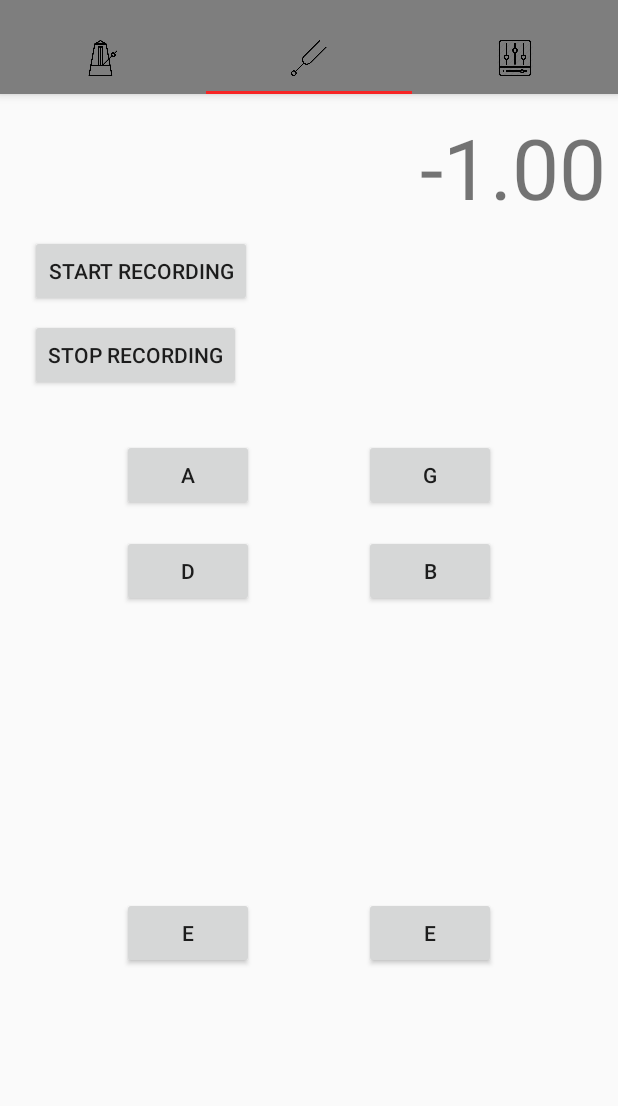
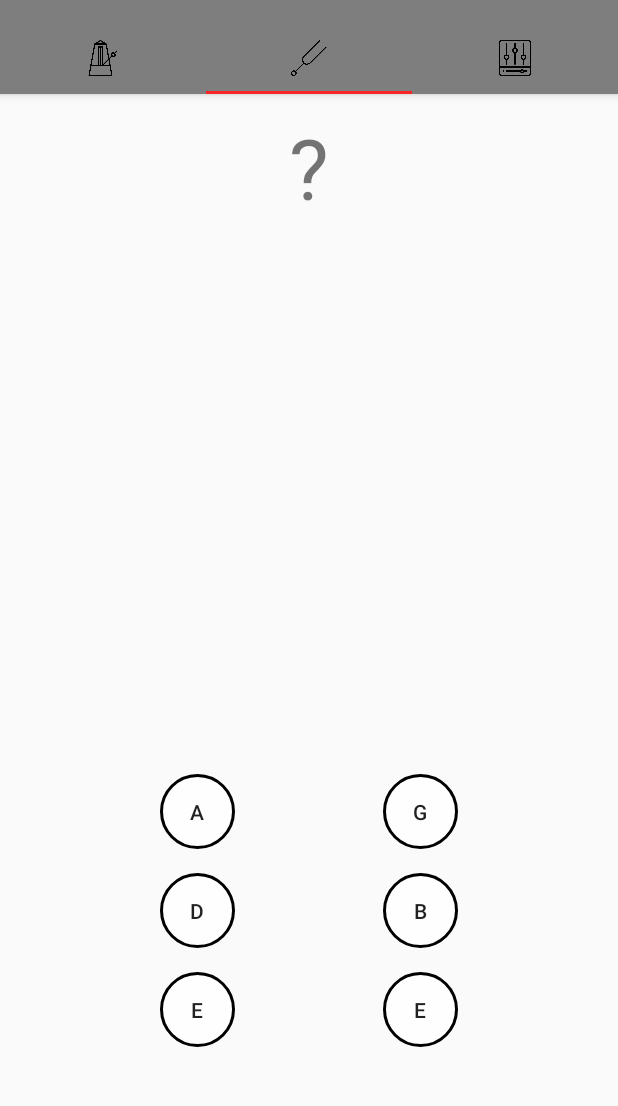
Before and after one commit to Llado22/TimmyTuner, an Android app: the screen it shows after launch (TimmyTunerActivity), tab 2 chosen, on a phone screen of 412 x 824 dp, the part 74-1180 px from its top. Run offline under Robolectric (Android 15) with nearby library versions, the phone set to English and light mode, and no system bars; pictures from the network do not load.

Commit message:
v5 - Generar nota

```diff
--- a/app/src/main/java/tuners/timmy/timmytuner/MetroFragment.java
+++ b/app/src/main/java/tuners/timmy/timmytuner/MetroFragment.java
@@ -224,6 +224,6 @@ public class MetroFragment extends Fragment implements View.OnClickListener {
         super.onStop();
         mSoundPool.release();
         play_img.setImageResource(R.drawable.play_button);
-        Log.e("ERROR", "Crida al onStop()");
+        Log.e("ACTION", "Crida al onStop() metro");
     }
 }
--- a/app/src/main/java/tuners/timmy/timmytuner/TunerFragment.java
+++ b/app/src/main/java/tuners/timmy/timmytuner/TunerFragment.java
@@ -1,6 +1,9 @@
 package tuners.timmy.timmytuner;
 
+import android.media.AudioAttributes;
 import android.media.AudioRecord;
+import android.media.MediaPlayer;
+import android.os.Build;
 import android.os.Bundle;
 import android.support.v4.app.Fragment;
 import android.util.Log;
@@ -9,36 +12,45 @@ import android.view.View;
 import android.view.ViewGroup;
 import android.widget.Button;
 import android.widget.TextView;
-import android.widget.Toast;
 import android.media.AudioManager;
 import android.media.SoundPool;
+import android.widget.Toast;
 
-import be.tarsos.dsp.pitch.PitchDetectionHandler;
-import be.tarsos.dsp.pitch.PitchDetectionResult;
-import be.tarsos.dsp.pitch.PitchProcessor;
-import be.tarsos.dsp.AudioDispatcher;
 
-public class TunerFragment extends Fragment {
+public class TunerFragment extends Fragment implements View.OnClickListener {
 
-    public SoundPool sp;
+    private String sNote;
     boolean ContinueRecording = true;
     private AudioRecord ar = null;
     private Button btn_record;
     public TextView note;
-    private Button btn_stop;
     private int bufferSize;
-    private int SAMPLE_RATE = 16000;
+    private int SAMPLE_RATE = 4000;
     private String LOG_TAG = "Tuner";
+    private String nota;
+    //buttons
+    private Button btn_1;
+    private Button btn_2;
+    private Button btn_3;
+    private Button btn_4;
+    private Button btn_5;
+    private Button btn_6;
+    //soundpool
+    private int idSound;
+    public SoundPool sp;
+    private MediaPlayer mp;
+
 
     RecordingThread recordingThread = new RecordingThread(new RecordingThread.Listener() {
         @Override
-        public void onAudioDataReceived(float max) {
-            final String amp = String.format("%.2f", max);
+        public void onAudioDataReceived(final float pitch) {
+            final String sPitch = String.format("%.2f", pitch);
             try {
                 getActivity().runOnUiThread(new Runnable() {
                     @Override
                     public void run() {
-                        note.setText(amp);
+                        note.setText(sPitch);
+                        processPitch(pitch);
                     }
                 });
             } catch (Exception e) {
@@ -47,25 +59,19 @@ public class TunerFragment extends Fragment {
         }
     });
 
-    private Button btn_a;
-    private Button btn_g;
-    private Button btn_d;
-    private Button btn_b;
-    private Button btn_e6;
-    private Button btn_e1;
-    int sonido_de_rep;
+
 
     @Override
     public void onStart() {
         super.onStart();
-        Log.e("ERROR", "Crida al onStart()");
+        Log.e("ACTION", "Crida al onStart() tuner");
     }
 
     // Fer que quan s'executa el onStop() s'apagui el micro!!!!!
     @Override
     public void onStop() {
         super.onStop();
-        Log.e("ERROR", "Crida al onStop()");
+        Log.e("ACTION", "Crida al onStop() tuner");
     }
 
     @Override
@@ -75,124 +81,113 @@ public class TunerFragment extends Fragment {
         View view = inflater.inflate(R.layout.fragment_tuner, container, false);
 
         note = view.findViewById(R.id.textView);
-        btn_record = view.findViewById(R.id.button);
-        btn_stop = view.findViewById(R.id.button2);
-        btn_a = view.findViewById(R.id.btn_a);
-        btn_g = view.findViewById(R.id.btn_g);
-        btn_d = view.findViewById(R.id.btn_d);
-        btn_b = view.findViewById(R.id.btn_b);
-        btn_e6 = view.findViewById(R.id.btn_e6);
-        btn_e1 = view.findViewById(R.id.btn_e1);
-
-        btn_a.setOnClickListener(new View.OnClickListener() {
-            @Override
-            public void onClick(View view) {
-                seleccio_a();
-                rep();
-            }
-        });
-
-        btn_g.setOnClickListener(new View.OnClickListener() {
-            @Override
-            public void onClick(View view) {
-                seleccio_g();
-                rep();
-            }
-        });
-
-        btn_d.setOnClickListener(new View.OnClickListener() {
-            @Override
-            public void onClick(View view) {
-                seleccio_d();
-                rep();
-            }
-        });
-
-        btn_b.setOnClickListener(new View.OnClickListener() {
-            @Override
-            public void onClick(View view) {
-                seleccio_b();
-                rep();
-            }
-        });
-
-        btn_e6.setOnClickListener(new View.OnClickListener() {
-            @Override
-            public void onClick(View view) {
-                seleccio_e6();
-                rep();
-            }
-        });
-
-        btn_e1.setOnClickListener(new View.OnClickListener() {
-            @Override
-            public void onClick(View view) {
-                seleccio_e1();
-                rep();
-            }
-        });
-
-        btn_record.setOnClickListener(new View.OnClickListener() {
-            @Override
-            public void onClick(View view) {
-                startRecording();
-            }
-        });
-
-        btn_stop.setOnClickListener(new View.OnClickListener() {
-            @Override
-            public void onClick(View view) {
-                stopRecording();
-            }
-        });
-
-        sp = new SoundPool(1, AudioManager.STREAM_MUSIC,1);
+        btn_1 = view.findViewById(R.id.btn_1);
+        btn_2 = view.findViewById(R.id.btn_2);
+        btn_3 = view.findViewById(R.id.btn_3);
+        btn_4 = view.findViewById(R.id.btn_4);
+        btn_5 = view.findViewById(R.id.btn_5);
+        btn_6 = view.findViewById(R.id.btn_6);
+        btn_1.setOnClickListener(this);
+        btn_2.setOnClickListener(this);
+        btn_3.setOnClickListener(this);
+        btn_4.setOnClickListener(this);
+        btn_5.setOnClickListener(this);
+        btn_6.setOnClickListener(this);
 
         return view;
     }
 
 
-    public void seleccio_a(){
-        String nota = btn_a.getText().toString();
-        if (nota.equals("A")) {
-            sonido_de_rep = sp.load(getActivity(), R.raw.la, 1);
+
+
+    @Override
+    public void onClick(View view) {
+
+        switch (view.getId()){
+            case R.id.btn_1:
+                nota = btn_1.getText().toString().toLowerCase();
+                break;
+
+            case R.id.btn_2:
+                nota = btn_2.getText().toString().toLowerCase();
+                break;
+
+            case R.id.btn_3:
+                nota = btn_3.getText().toString().toLowerCase();
+                break;
+
+            case R.id.btn_4:
+                nota = btn_4.getText().toString().toLowerCase();
+                break;
+
+            case R.id.btn_5:
+                nota = btn_5.getText().toString().toLowerCase();
+                break;
+
+            case R.id.btn_6:
+                nota = btn_6.getText().toString().toLowerCase();
+                break;
+
         }
+
+        try {
+            int id = this.getResources().getIdentifier(nota,"raw",getActivity().getPackageName());
+            if(id!=0){
+                mp = MediaPlayer.create(getActivity(), id);
+                mp.start();
+            } else{
+                Toast.makeText(getActivity(), nota + ": ID=" + String.valueOf(id) + " error",Toast.LENGTH_SHORT).show();
+            }
+            mp.setOnCompletionListener(new MediaPlayer.OnCompletionListener() {
+                public void onCompletion(MediaPlayer mp) {
+                    mp.release();
+                }
+            });
+        } catch (Exception e) {
+            Log.e("ERROR", "Error en media player");
+        }
+
     }
-    public void seleccio_g(){
-        String nota = btn_g.getText().toString();
-        if (nota.equals("G")){
-            sonido_de_rep=sp.load(getActivity(),R.raw.sol,1);
+
+    //conversió pitch a nota
+    public void processPitch(float pitchInHz) {
+
+
+        if(pitchInHz >= 110 && pitchInHz < 123.47) {
+            sNote = "A";
         }
-    }
-    public void seleccio_d(){
-        String nota = btn_d.getText().toString();
-        if (nota.equals("D")){
-            sonido_de_rep=sp.load(getActivity(),R.raw.re,1);
+        else if(pitchInHz >= 123.47 && pitchInHz < 130.81) {
+            sNote = "B";
         }
-    }
-    public void seleccio_b(){
-        String nota = btn_b.getText().toString();
-        if (nota.equals("B")) {
-            sonido_de_rep = sp.load(getActivity(), R.raw.si, 1);
+        else if(pitchInHz >= 130.81 && pitchInHz < 146.83) {
+            sNote = "C";
         }
-    }
-    public void seleccio_e6(){
-        String nota = btn_e6.getText().toString();
-        if (nota.equals("E")){
-            sonido_de_rep=sp.load(getActivity(),R.raw.mi,1);
+        else if(pitchInHz >= 146.83 && pitchInHz < 164.81) {
+            sNote = "D";
         }
-    }
-    public void seleccio_e1(){
-        String nota = btn_e1.getText().toString();
-        if (nota.equals("E")){
-            sonido_de_rep=sp.load(getActivity(),R.raw.la,1);
+        else if(pitchInHz >= 164.81 && pitchInHz <= 174.61) {
+            sNote = "E";
         }
+        else if(pitchInHz >= 174.61 && pitchInHz < 185) {
+            sNote = "F";
+        }
+        else if(pitchInHz >= 185 && pitchInHz < 196) {
+            sNote = "G";
+        } else {
+            sNote = "?";
+        }
+        try {
+            //Toast.makeText(getActivity(), sNote ,Toast.LENGTH_SHORT).show();
+            note.setText(sNote);
+        } catch (Exception e) {
+            Log.e("Error","Error en setText");
+        }
+
     }
 
     public void rep(){
-        sp.play(sonido_de_rep,1,1,1,0,0);
+        sp.play(idSound,1,1,1,0,0);
     }
-
 
     public void startRecording() {
         if (!recordingThread.recording()) {
--- a/app/src/main/res/layout/fragment_tuner.xml
+++ b/app/src/main/res/layout/fragment_tuner.xml
@@ -7,11 +7,9 @@
     android:layout_height="match_parent"
     tools:context=".TunerFragment">
 
-    <!-- TODO: Update blank fragment layout -->
-
     <TextView
         android:id="@+id/textView"
-        android:layout_width="0dp"
+        android:layout_width="wrap_content"
         android:layout_height="wrap_content"
         android:layout_marginStart="8dp"
         android:layout_marginLeft="8dp"
@@ -27,107 +25,96 @@
 
 
     <Button
-        android:id="@+id/button"
-        android:layout_width="wrap_content"
-        android:layout_height="wrap_content"
-        android:layout_marginStart="20dp"
-        android:layout_marginLeft="20dp"
-        android:layout_marginTop="8dp"
-        android:text="Start Recording"
+        android:id="@+id/btn_4"
+        android:layout_width="50dp"
+        android:layout_height="50dp"
+        android:layout_marginStart="8dp"
+        android:layout_marginLeft="8dp"
+        android:layout_marginTop="13dp"
+        android:background="@drawable/circ_btn"
+        android:text="A"
+        app:layout_constraintEnd_toStartOf="@+id/btn_3"
         app:layout_constraintStart_toStartOf="parent"
-        app:layout_constraintTop_toBottomOf="@+id/textView" />
+        app:layout_constraintTop_toBottomOf="@+id/view" />
 
     <Button
-        android:id="@+id/button2"
-        android:layout_width="wrap_content"
-        android:layout_height="wrap_content"
-        android:layout_marginStart="20dp"
-        android:layout_marginLeft="20dp"
-        android:layout_marginTop="8dp"
-        android:text="Stop Recording"
-        app:layout_constraintStart_toStartOf="parent"
-        app:layout_constraintTop_toBottomOf="@+id/button" />
-
-    <Button
-        android:id="@+id/btn_a"
-        android:layout_width="wrap_content"
-        android:layout_height="wrap_content"
-        android:layout_marginStart="8dp"
-        android:layout_marginLeft="8dp"
-        android:layout_marginTop="32dp"
-        android:text="A"
-        app:layout_constraintEnd_toStartOf="@+id/btn_g"
-        app:layout_constraintStart_toStartOf="parent"
-        app:layout_constraintTop_toBottomOf="@+id/button2" />
-
-    <Button
-        android:id="@+id/btn_g"
-        android:layout_width="wrap_content"
-        android:layout_height="wrap_content"
-        android:layout_marginTop="32dp"
+        android:id="@+id/btn_3"
+        android:layout_width="50dp"
+        android:layout_height="50dp"
         android:layout_marginEnd="8dp"
         android:layout_marginRight="8dp"
+        android:background="@drawable/circ_btn"
         android:text="G"
+        app:layout_constraintBaseline_toBaselineOf="@+id/btn_4"
         app:layout_constraintEnd_toEndOf="parent"
         app:layout_constraintHorizontal_bias="0.5"
-        app:layout_constraintStart_toEndOf="@+id/btn_a"
-        app:layout_constraintTop_toBottomOf="@+id/button2"
+        app:layout_constraintStart_toEndOf="@+id/btn_4"
         tools:ignore="OnClick" />
 
     <Button
-        android:id="@+id/btn_d"
-        android:layout_width="wrap_content"
-        android:layout_height="wrap_content"
+        android:id="@+id/btn_5"
+        android:background="@drawable/circ_btn"
+        android:layout_width="50dp"
+        android:layout_height="50dp"
         android:layout_marginStart="8dp"
         android:layout_marginLeft="8dp"
         android:layout_marginTop="16dp"
         android:text="D"
-        app:layout_constraintEnd_toStartOf="@+id/btn_b"
+        app:layout_constraintEnd_toStartOf="@+id/btn_2"
         app:layout_constraintHorizontal_bias="0.5"
         app:layout_constraintStart_toStartOf="parent"
-        app:layout_constraintTop_toBottomOf="@+id/btn_a" />
+        app:layout_constraintTop_toBottomOf="@+id/btn_4" />
 
     <Button
-        android:id="@+id/btn_e6"
-        android:layout_width="wrap_content"
-        android:layout_height="wrap_content"
+        android:id="@+id/btn_6"
+        android:layout_width="50dp"
+        android:layout_height="50dp"
+        android:background="@drawable/circ_btn"
         android:layout_marginStart="8dp"
         android:layout_marginLeft="8dp"
         android:layout_marginTop="16dp"
-        android:layout_marginBottom="8dp"
         android:text="E"
-        app:layout_constraintBottom_toBottomOf="parent"
-        app:layout_constraintEnd_toStartOf="@+id/btn_e1"
+        app:layout_constraintEnd_toStartOf="@+id/btn_1"
         app:layout_constraintHorizontal_bias="0.5"
         app:layout_constraintStart_toStartOf="parent"
-        app:layout_constraintTop_toBottomOf="@+id/btn_d" />
+        app:layout_constraintTop_toBottomOf="@+id/btn_5" />
 
     <Button
-        android:id="@+id/btn_b"
-        android:layout_width="wrap_content"
-        android:layout_height="wrap_content"
+        android:id="@+id/btn_2"
+        android:layout_width="50dp"
+        android:layout_height="50dp"
+        android:layout_marginEnd="8dp"
+
+        android:layout_marginRight="8dp"
+        android:background="@drawable/circ_btn"
+        android:text="B"
+        app:layout_constraintBaseline_toBaselineOf="@+id/btn_5"
+        app:layout_constraintEnd_toEndOf="parent"
+        app:layout_constraintHorizontal_bias="0.5"
+        app:layout_constraintStart_toEndOf="@+id/btn_5" />
+
+    <Button
+        android:id="@+id/btn_1"
+        android:layout_width="50dp"
+        android:layout_height="50dp"
+        android:background="@drawable/circ_btn"
         android:layout_marginTop="16dp"
         android:layout_marginEnd="8dp"
         android:layout_marginRight="8dp"
-        android:text="B"
+        android:text="E"
         app:layout_constraintEnd_toEndOf="parent"
         app:layout_constraintHorizontal_bias="0.5"
-        app:layout_constraintStart_toEndOf="@+id/btn_d"
-        app:layout_constraintTop_toBottomOf="@+id/btn_g" />
+        app:layout_constraintStart_toEndOf="@+id/btn_6"
+        app:layout_constraintTop_toBottomOf="@+id/btn_2" />
 
-    <Button
-        android:id="@+id/btn_e1"
+    <View
+        android:id="@+id/view"
         android:layout_width="wrap_content"
-        android:layout_height="wrap_content"
-        android:layout_marginTop="16dp"
-        android:layout_marginEnd="8dp"
-        android:layout_marginRight="8dp"
-        android:layout_marginBottom="8dp"
-        android:text="E"
+        android:layout_height="1dp"
+        android:layout_marginStart="16dp"
+        android:layout_marginLeft="16dp"
+        android:layout_marginBottom="328dp"
         app:layout_constraintBottom_toBottomOf="parent"
-        app:layout_constraintEnd_toEndOf="parent"
-        app:layout_constraintHorizontal_bias="0.5"
-        app:layout_constraintStart_toEndOf="@+id/btn_e6"
-        app:layout_constraintTop_toBottomOf="@+id/btn_b" />
+        app:layout_constraintStart_toStartOf="parent" />
 
 </android.support.constraint.ConstraintLayout>
```
Also changed, not shown: 10 other files.
